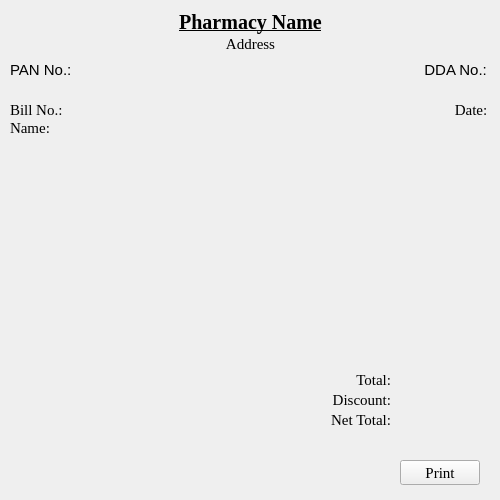
First picture: the form in UI/bill.ui, repository aayushman0/PharmacyStockAndBilling-PyQt, before the edit.
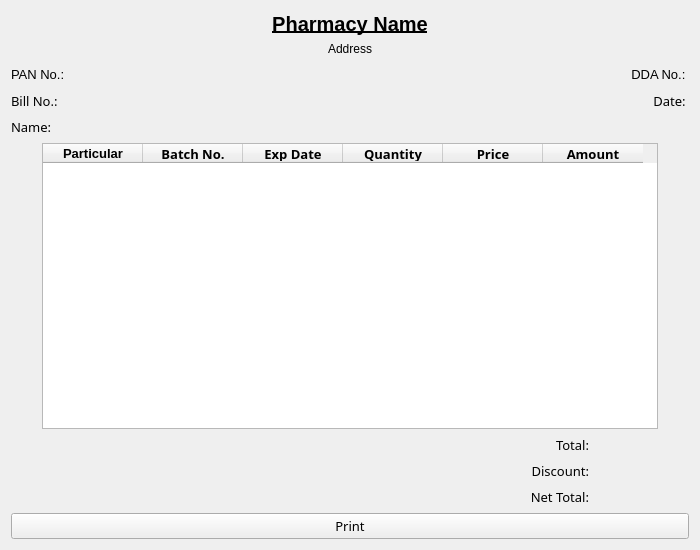
Second picture: the form after the edit.

Commit message: updated bill result window

Diff of the .ui file:
```diff
--- a/UI/bill.ui
+++ b/UI/bill.ui
@@ -6,34 +6,28 @@
    <rect>
     <x>0</x>
     <y>0</y>
-    <width>500</width>
-    <height>500</height>
+    <width>700</width>
+    <height>550</height>
    </rect>
   </property>
   <property name="minimumSize">
    <size>
-    <width>500</width>
-    <height>500</height>
+    <width>700</width>
+    <height>550</height>
    </size>
   </property>
   <property name="font">
    <font>
-    <family>Times New Roman</family>
-    <pointsize>11</pointsize>
+    <family>Segoe UI Variable Text Semiligh</family>
+    <pointsize>10</pointsize>
    </font>
   </property>
   <property name="windowTitle">
    <string>Form</string>
   </property>
+  <layout class="QGridLayout" name="gridLayout_6">
+   <item row="0" column="0">
   <widget class="QLabel" name="pharmacy_name">
-   <property name="geometry">
-    <rect>
-     <x>10</x>
-     <y>10</y>
-     <width>481</width>
-     <height>25</height>
-    </rect>
-   </property>
    <property name="minimumSize">
     <size>
      <width>0</width>
@@ -48,8 +42,9 @@
    </property>
    <property name="font">
     <font>
-     <family>Times New Roman</family>
+       <family>Segoe UI</family>
      <pointsize>15</pointsize>
+       <weight>75</weight>
      <bold>true</bold>
      <underline>true</underline>
     </font>
@@ -61,15 +56,9 @@
     <set>Qt::AlignCenter</set>
    </property>
   </widget>
+   </item>
+   <item row="1" column="0">
   <widget class="QLabel" name="pharmacy_address">
-   <property name="geometry">
-    <rect>
-     <x>10</x>
-     <y>35</y>
-     <width>481</width>
-     <height>17</height>
-    </rect>
-   </property>
    <property name="minimumSize">
     <size>
      <width>0</width>
@@ -84,8 +73,8 @@
    </property>
    <property name="font">
     <font>
-     <family>Times New Roman</family>
-     <pointsize>11</pointsize>
+       <family>Segoe UI</family>
+       <pointsize>9</pointsize>
      <underline>false</underline>
     </font>
    </property>
@@ -96,19 +85,51 @@
     <set>Qt::AlignHCenter|Qt::AlignTop</set>
    </property>
   </widget>
-  <widget class="QWidget" name="horizontalLayoutWidget">
-   <property name="geometry">
-    <rect>
-     <x>10</x>
-     <y>60</y>
-     <width>481</width>
-     <height>19</height>
-    </rect>
-   </property>
+   </item>
+   <item row="2" column="0">
+    <widget class="QWidget" name="widget" native="true">
+     <property name="minimumSize">
+      <size>
+       <width>0</width>
+       <height>20</height>
+      </size>
+     </property>
+     <property name="maximumSize">
+      <size>
+       <width>16777215</width>
+       <height>20</height>
+      </size>
+     </property>
+     <property name="font">
+      <font>
+       <family>Segoe UI</family>
+       <pointsize>10</pointsize>
+      </font>
+     </property>
+     <layout class="QGridLayout" name="gridLayout">
+      <property name="leftMargin">
+       <number>0</number>
+      </property>
+      <property name="topMargin">
+       <number>0</number>
+      </property>
+      <property name="rightMargin">
+       <number>0</number>
+      </property>
+      <property name="bottomMargin">
+       <number>0</number>
+      </property>
+      <property name="spacing">
+       <number>0</number>
+      </property>
+      <item row="0" column="0">
    <layout class="QHBoxLayout" name="horizontalLayout">
     <property name="spacing">
      <number>0</number>
     </property>
+        <property name="sizeConstraint">
+         <enum>QLayout::SetFixedSize</enum>
+        </property>
     <item>
      <widget class="QLabel" name="pan_no">
       <property name="minimumSize">
@@ -126,7 +147,7 @@
       <property name="font">
        <font>
         <family>Segoe UI</family>
-        <pointsize>11</pointsize>
+            <pointsize>10</pointsize>
        </font>
       </property>
       <property name="text">
@@ -151,7 +172,7 @@
       <property name="font">
        <font>
         <family>Segoe UI</family>
-        <pointsize>11</pointsize>
+            <pointsize>10</pointsize>
        </font>
       </property>
       <property name="text">
@@ -163,27 +184,41 @@
      </widget>
     </item>
    </layout>
-  </widget>
-  <widget class="QWidget" name="horizontalLayoutWidget_2">
-   <property name="geometry">
-    <rect>
-     <x>10</x>
-     <y>150</y>
-     <width>481</width>
-     <height>211</height>
-    </rect>
-   </property>
-   <layout class="QHBoxLayout" name="horizontalLayout_2"/>
-  </widget>
-  <widget class="QWidget" name="horizontalLayoutWidget_3">
-   <property name="geometry">
-    <rect>
-     <x>10</x>
-     <y>100</y>
-     <width>481</width>
-     <height>19</height>
-    </rect>
-   </property>
+      </item>
+     </layout>
+    </widget>
+   </item>
+   <item row="3" column="0">
+    <widget class="QWidget" name="widget_2" native="true">
+     <property name="minimumSize">
+      <size>
+       <width>0</width>
+       <height>20</height>
+      </size>
+     </property>
+     <property name="maximumSize">
+      <size>
+       <width>16777215</width>
+       <height>20</height>
+      </size>
+     </property>
+     <layout class="QGridLayout" name="gridLayout_2">
+      <property name="leftMargin">
+       <number>0</number>
+      </property>
+      <property name="topMargin">
+       <number>0</number>
+      </property>
+      <property name="rightMargin">
+       <number>0</number>
+      </property>
+      <property name="bottomMargin">
+       <number>0</number>
+      </property>
+      <property name="spacing">
+       <number>0</number>
+      </property>
+      <item row="0" column="0">
    <layout class="QHBoxLayout" name="horizontalLayout_3">
     <property name="spacing">
      <number>0</number>
@@ -230,33 +265,158 @@
      </widget>
     </item>
    </layout>
-  </widget>
+      </item>
+     </layout>
+    </widget>
+   </item>
+   <item row="4" column="0">
   <widget class="QLabel" name="customer_name">
-   <property name="geometry">
-    <rect>
-     <x>10</x>
-     <y>120</y>
-     <width>481</width>
-     <height>16</height>
-    </rect>
+     <property name="minimumSize">
+      <size>
+       <width>0</width>
+       <height>20</height>
+      </size>
+     </property>
+     <property name="maximumSize">
+      <size>
+       <width>16777215</width>
+       <height>20</height>
+      </size>
    </property>
    <property name="text">
     <string>Name: &lt;Customer's Name&gt;</string>
    </property>
   </widget>
-  <widget class="QWidget" name="horizontalLayoutWidget_4">
-   <property name="geometry">
-    <rect>
-     <x>10</x>
-     <y>370</y>
-     <width>481</width>
-     <height>19</height>
-    </rect>
-   </property>
+   </item>
+   <item row="5" column="0" alignment="Qt::AlignHCenter">
+    <widget class="QTableWidget" name="table_bill_print">
+     <property name="font">
+      <font>
+       <pointsize>10</pointsize>
+      </font>
+     </property>
+     <property name="sizeAdjustPolicy">
+      <enum>QAbstractScrollArea::AdjustToContents</enum>
+     </property>
+     <property name="editTriggers">
+      <set>QAbstractItemView::NoEditTriggers</set>
+     </property>
+     <column>
+      <property name="text">
+       <string>Particular</string>
+      </property>
+      <property name="font">
+       <font>
+        <family>Segoe UI</family>
+        <pointsize>10</pointsize>
+        <weight>75</weight>
+        <bold>true</bold>
+       </font>
+      </property>
+     </column>
+     <column>
+      <property name="text">
+       <string>Batch No.</string>
+      </property>
+      <property name="font">
+       <font>
+        <pointsize>10</pointsize>
+        <weight>75</weight>
+        <bold>true</bold>
+       </font>
+      </property>
+     </column>
+     <column>
+      <property name="text">
+       <string>Exp Date</string>
+      </property>
+      <property name="font">
+       <font>
+        <pointsize>10</pointsize>
+        <weight>75</weight>
+        <bold>true</bold>
+       </font>
+      </property>
+     </column>
+     <column>
+      <property name="text">
+       <string>Quantity</string>
+      </property>
+      <property name="font">
+       <font>
+        <pointsize>10</pointsize>
+        <weight>75</weight>
+        <bold>true</bold>
+       </font>
+      </property>
+     </column>
+     <column>
+      <property name="text">
+       <string>Price</string>
+      </property>
+      <property name="font">
+       <font>
+        <pointsize>10</pointsize>
+        <weight>75</weight>
+        <bold>true</bold>
+       </font>
+      </property>
+     </column>
+     <column>
+      <property name="text">
+       <string>Amount</string>
+      </property>
+      <property name="font">
+       <font>
+        <pointsize>10</pointsize>
+        <weight>75</weight>
+        <bold>true</bold>
+       </font>
+      </property>
+     </column>
+    </widget>
+   </item>
+   <item row="6" column="0">
+    <widget class="QWidget" name="widget_3" native="true">
+     <property name="minimumSize">
+      <size>
+       <width>0</width>
+       <height>20</height>
+      </size>
+     </property>
+     <property name="maximumSize">
+      <size>
+       <width>16777215</width>
+       <height>20</height>
+      </size>
+     </property>
+     <property name="layoutDirection">
+      <enum>Qt::LeftToRight</enum>
+     </property>
+     <layout class="QGridLayout" name="gridLayout_3">
+      <property name="leftMargin">
+       <number>0</number>
+      </property>
+      <property name="topMargin">
+       <number>0</number>
+      </property>
+      <property name="rightMargin">
+       <number>0</number>
+      </property>
+      <property name="bottomMargin">
+       <number>0</number>
+      </property>
+      <property name="spacing">
+       <number>0</number>
+      </property>
+      <item row="0" column="0">
    <layout class="QHBoxLayout" name="horizontalLayout_4">
     <property name="spacing">
      <number>0</number>
     </property>
+        <property name="sizeConstraint">
+         <enum>QLayout::SetMinimumSize</enum>
+        </property>
     <item>
      <widget class="QLabel" name="label_2">
       <property name="minimumSize">
@@ -302,19 +462,50 @@
      </widget>
     </item>
    </layout>
-  </widget>
-  <widget class="QWidget" name="horizontalLayoutWidget_5">
-   <property name="geometry">
-    <rect>
-     <x>10</x>
-     <y>390</y>
-     <width>481</width>
+      </item>
+     </layout>
+    </widget>
+   </item>
+   <item row="7" column="0">
+    <widget class="QWidget" name="widget_4" native="true">
+     <property name="minimumSize">
+      <size>
+       <width>0</width>
      <height>20</height>
-    </rect>
-   </property>
-   <layout class="QHBoxLayout" name="horizontalLayout_5">
+      </size>
+     </property>
+     <property name="maximumSize">
+      <size>
+       <width>16777215</width>
+       <height>20</height>
+      </size>
+     </property>
+     <property name="layoutDirection">
+      <enum>Qt::LeftToRight</enum>
+     </property>
+     <layout class="QGridLayout" name="gridLayout_4">
+      <property name="leftMargin">
+       <number>0</number>
+      </property>
+      <property name="topMargin">
+       <number>0</number>
+      </property>
+      <property name="rightMargin">
+       <number>0</number>
+      </property>
+      <property name="bottomMargin">
+       <number>0</number>
+      </property>
     <property name="spacing">
      <number>0</number>
+      </property>
+      <item row="0" column="0">
+       <layout class="QHBoxLayout" name="horizontalLayout_7">
+        <property name="spacing">
+         <number>0</number>
+        </property>
+        <property name="sizeConstraint">
+         <enum>QLayout::SetMinimumSize</enum>
     </property>
     <item>
      <widget class="QLabel" name="label_3">
@@ -361,19 +552,50 @@
      </widget>
     </item>
    </layout>
-  </widget>
-  <widget class="QWidget" name="horizontalLayoutWidget_6">
-   <property name="geometry">
-    <rect>
-     <x>10</x>
-     <y>410</y>
-     <width>481</width>
-     <height>19</height>
-    </rect>
-   </property>
-   <layout class="QHBoxLayout" name="horizontalLayout_6">
+      </item>
+     </layout>
+    </widget>
+   </item>
+   <item row="8" column="0">
+    <widget class="QWidget" name="widget_5" native="true">
+     <property name="minimumSize">
+      <size>
+       <width>0</width>
+       <height>20</height>
+      </size>
+     </property>
+     <property name="maximumSize">
+      <size>
+       <width>16777215</width>
+       <height>20</height>
+      </size>
+     </property>
+     <property name="layoutDirection">
+      <enum>Qt::LeftToRight</enum>
+     </property>
+     <layout class="QGridLayout" name="gridLayout_5">
+      <property name="leftMargin">
+       <number>0</number>
+      </property>
+      <property name="topMargin">
+       <number>0</number>
+      </property>
+      <property name="rightMargin">
+       <number>0</number>
+      </property>
+      <property name="bottomMargin">
+       <number>0</number>
+      </property>
     <property name="spacing">
      <number>0</number>
+      </property>
+      <item row="0" column="0">
+       <layout class="QHBoxLayout" name="horizontalLayout_5">
+        <property name="spacing">
+         <number>0</number>
+        </property>
+        <property name="sizeConstraint">
+         <enum>QLayout::SetMinimumSize</enum>
     </property>
     <item>
      <widget class="QLabel" name="label_5">
@@ -420,20 +642,18 @@
      </widget>
     </item>
    </layout>
-  </widget>
+      </item>
+     </layout>
+    </widget>
+   </item>
+   <item row="9" column="0">
   <widget class="QPushButton" name="button_print">
-   <property name="geometry">
-    <rect>
-     <x>400</x>
-     <y>460</y>
-     <width>80</width>
-     <height>25</height>
-    </rect>
-   </property>
    <property name="text">
     <string>Print</string>
    </property>
   </widget>
+   </item>
+  </layout>
  </widget>
  <resources/>
  <connections/>
```
Lines whose indentation alone changed are shown as unchanged. The commit also changes 2 other files.
